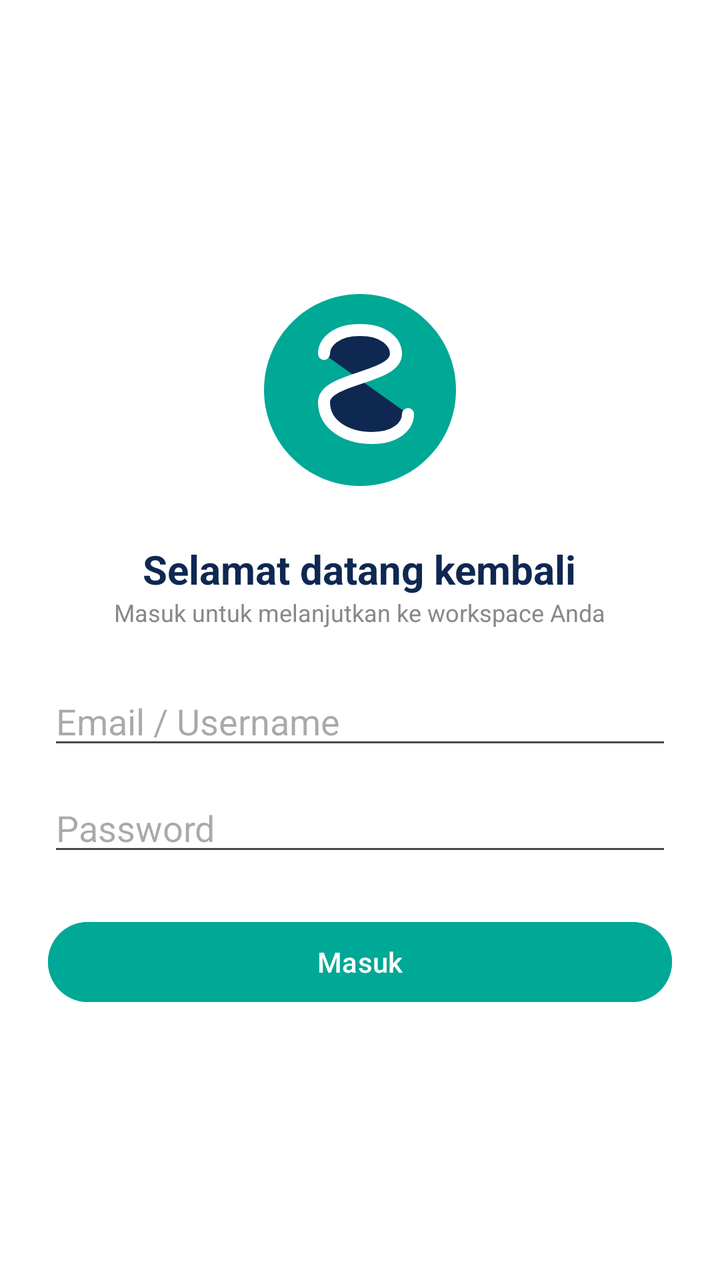
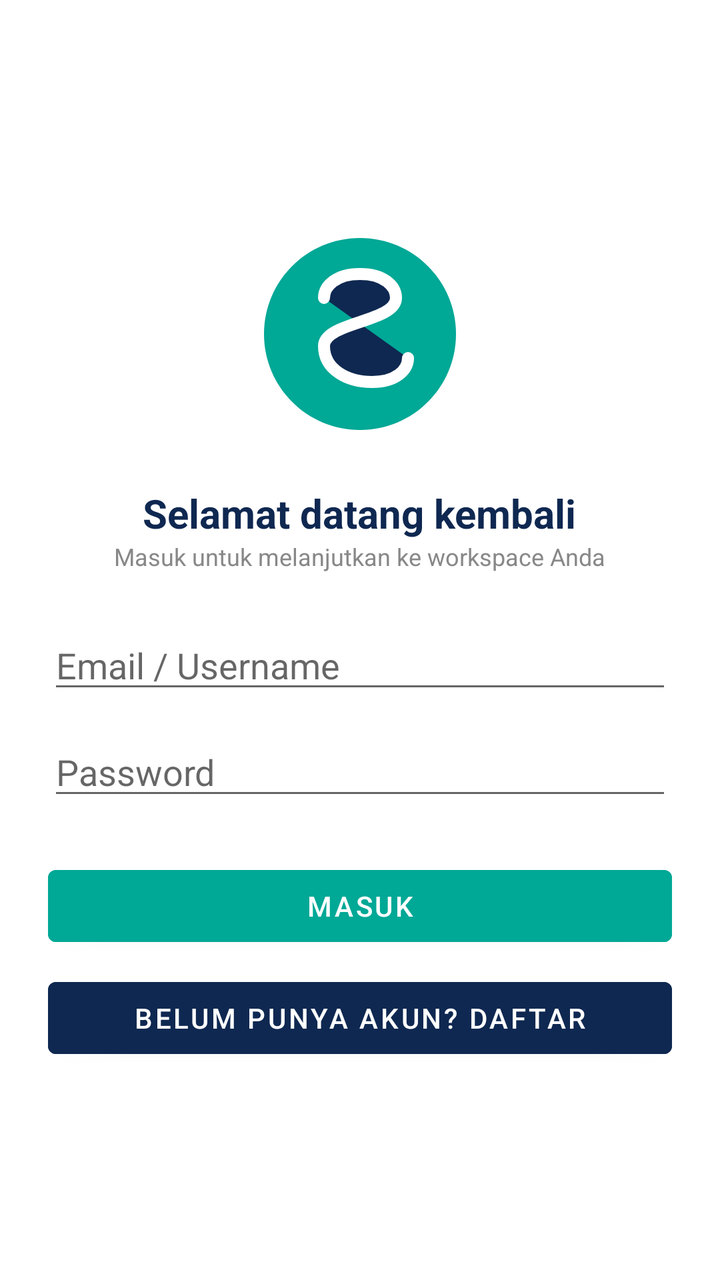

Screens rendered from an Android XML layout before and after an edit, with the pre-edit source and the edit as a unified diff.
<!-- AndroidManifest.xml: application theme Theme.NALOreo -->
<!-- res/layout/activity_auth.xml -->
<?xml version="1.0" encoding="utf-8"?>
<LinearLayout xmlns:android="http://schemas.android.com/apk/res/android"
    android:layout_width="match_parent"
    android:layout_height="match_parent"
    android:gravity="center"
    android:orientation="vertical"
    android:padding="24dp"
    android:background="#FFFFFF">

    <ImageView
        android:layout_width="120dp"
        android:layout_height="120dp"
        android:src="@drawable/ic_sellora_logo" />

    <TextView
        android:layout_width="wrap_content"
        android:layout_height="wrap_content"
        android:layout_marginTop="16dp"
        android:text="Selamat datang kembali"
        android:textColor="#0F2851"
        android:textSize="20sp"
        android:textStyle="bold" />

    <TextView
        android:layout_width="wrap_content"
        android:layout_height="wrap_content"
        android:text="Masuk untuk melanjutkan ke workspace Anda"
        android:textColor="#888888"
        android:textSize="12sp" />

    <EditText
        android:id="@+id/etUsername"
        android:layout_width="match_parent"
        android:layout_height="wrap_content"
        android:layout_marginTop="24dp"
        android:hint="Email / Username"
        android:inputType="text" />

    <EditText
        android:id="@+id/etPassword"
        android:layout_width="match_parent"
        android:layout_height="wrap_content"
        android:layout_marginTop="12dp"
        android:hint="Password"
        android:inputType="textPassword" />

    <Button
        android:id="@+id/btnLogin"
        android:layout_width="match_parent"
        android:layout_height="wrap_content"
        android:layout_marginTop="24dp"
        android:backgroundTint="#00A896"
        android:text="Masuk"
        android:textColor="#FFFFFF" />

</LinearLayout>
<!-- resources referenced by this layout -->
<resources>
  <!-- drawable ic_sellora_logo (drawable) -->
  <vector xmlns:android="http://schemas.android.com/apk/res/android"
      android:width="120dp"
      android:height="120dp"
      android:viewportWidth="100"
      android:viewportHeight="100">
      <path
          android:fillColor="#00A896"
          android:pathData="M50,10 C27.9,10 10,27.9 10,50 C10,72.1 27.9,90 50,90 C72.1,90 90,72.1 90,50 C90,27.9 72.1,10 50,10 Z" />
      <path
          android:fillColor="#0F2851"
          android:pathData="M35,35 C35,30 40,25 50,25 C60,25 65,30 65,35 C65,45 35,45 35,55 C35,65 45,70 55,70 C65,70 70,65 70,60"
          android:strokeColor="#FFFFFF"
          android:strokeWidth="5"
          android:strokeLineCap="round" />
  </vector>
  <style name="Theme.NALOreo" parent="Base.Theme.NALOreo" />
  <style name="Base.Theme.NALOreo" parent="Theme.Material3.DayNight.NoActionBar">
          
          
      </style>
</resources>

<!-- the commit's change to res/layout/activity_auth.xml (unified diff, before → after) -->
@@ -53,4 +53,14 @@
         android:text="Masuk"
         android:textColor="#FFFFFF" />
 
+    
+    <Button
+        android:id="@+id/btnRegister"
+        android:layout_width="match_parent"
+        android:layout_height="wrap_content"
+        android:layout_marginTop="8dp"
+        android:backgroundTint="#0F2851"
+        android:text="Belum Punya Akun? Daftar"
+        android:textColor="#FFFFFF" />
+
 </LinearLayout>
<!-- resource entries referenced after the edit -->
@@ -16,10 +16,19 @@
           android:strokeWidth="5"
           android:strokeLineCap="round" />
   </vector>
-  <style name="Theme.NALOreo" parent="Base.Theme.NALOreo" />
-  <style name="Base.Theme.NALOreo" parent="Theme.Material3.DayNight.NoActionBar">
+  <style name="Theme.NALOreo" parent="Theme.MaterialComponents.DayNight.NoActionBar">
           
+          <item name="colorPrimary">#0F2851</item>
+          <item name="colorPrimaryVariant">#0F2851</item>
+          <item name="colorOnPrimary">#FFFFFF</item>
+          <item name="colorSecondary">#00A896</item>
+          <item name="colorSecondaryVariant">#00A896</item>
+          <item name="colorOnSecondary">#FFFFFF</item>
+  
           
+          <item name="android:statusBarColor">#0F2851</item>
+          <item name="android:windowLightStatusBar">false</item>
+          <item name="android:windowBackground">#F8FAFC</item>
       </style>
 </resources>
 
